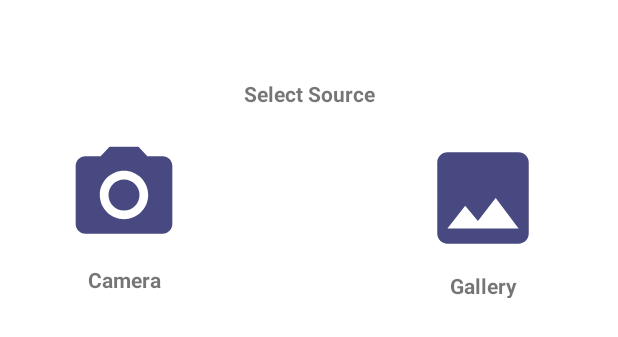
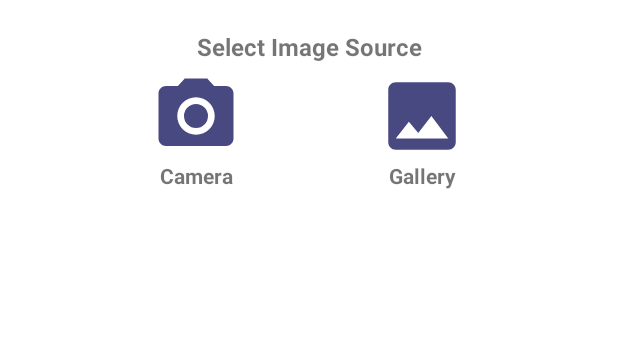
Before and after one commit to Nzovia/MileageChecker, an Android app: the layout customphotodialog.xml on its own in the app's theme, with its tools: preview values and no code run, on a phone screen of 412 x 824 dp. Shown: the top 337 px of the screen. Run offline under Robolectric (Android 15) with nearby library versions, the light colour scheme and no system bars.

Commit message:
Day 7: added actions on the custom dialog

```diff
--- a/app/src/main/java/com/nicholas/mileagechecker/view/activities/AddCar.kt
+++ b/app/src/main/java/com/nicholas/mileagechecker/view/activities/AddCar.kt
@@ -1,11 +1,13 @@
 package com.nicholas.mileagechecker.view.activities
 
+import android.app.Dialog
 import androidx.appcompat.app.AppCompatActivity
 import android.os.Bundle
 import android.view.View
 import android.widget.Toast
 import com.nicholas.mileagechecker.R
 import com.nicholas.mileagechecker.databinding.ActivityAddCarBinding
+import com.nicholas.mileagechecker.databinding.CustomphotodialogBinding
 
 class AddCar : AppCompatActivity() , View.OnClickListener{
 //    Not when you use viewBinding feature, each xml file generates a
@@ -37,8 +39,9 @@ class AddCar : AppCompatActivity() , View.OnClickListener{
         if (v != null) {//null check makes sure that the view is not null
             when(v.id){
                     R.id.addCarPhotos->{
-                        Toast.makeText(this, "car added", Toast.LENGTH_SHORT)
-                            .show()
+//                        Toast.makeText(this, "car added", Toast.LENGTH_SHORT)
+//                            .show()
+                        showCustomDialog()
                         return
 
                     }
@@ -46,6 +49,21 @@ class AddCar : AppCompatActivity() , View.OnClickListener{
         }
     }
     private fun showCustomDialog(){
+        val dialog = Dialog(this)
+        val binding : CustomphotodialogBinding = CustomphotodialogBinding.inflate(layoutInflater)
+        dialog.setContentView(binding.root)
+
+        binding.tvCamera.setOnClickListener(){
+            Toast.makeText(this, "Camera Clicked", Toast.LENGTH_SHORT).show()
+            dialog.dismiss()
+        }
+
+        binding.tvGallery.setOnClickListener(){
+            Toast.makeText(this,"gallery clicked", Toast.LENGTH_SHORT).show()
+            dialog.dismiss()
+        }
+        //for the dialog to appear
+        dialog.show()
 
     }
 }
--- a/app/src/main/res/drawable/ic_camera_takephoto.xml
+++ b/app/src/main/res/drawable/ic_camera_takephoto.xml
@@ -1,6 +1,6 @@
-<vector android:height="24dp" android:tint="#494982"
+<vector android:height="60dp" android:tint="#494982"
     android:viewportHeight="24" android:viewportWidth="24"
-    android:width="24dp" xmlns:android="http://schemas.android.com/apk/res/android">
+    android:width="60dp" xmlns:android="http://schemas.android.com/apk/res/android">
     <path android:fillColor="@android:color/white" android:pathData="M12,12m-3.2,0a3.2,3.2 0,1 1,6.4 0a3.2,3.2 0,1 1,-6.4 0"/>
     <path android:fillColor="@android:color/white" android:pathData="M9,2L7.17,4L4,4c-1.1,0 -2,0.9 -2,2v12c0,1.1 0.9,2 2,2h16c1.1,0 2,-0.9 2,-2L22,6c0,-1.1 -0.9,-2 -2,-2h-3.17L15,2L9,2zM12,17c-2.76,0 -5,-2.24 -5,-5s2.24,-5 5,-5 5,2.24 5,5 -2.24,5 -5,5z"/>
 </vector>
--- a/app/src/main/res/drawable/ic_uploadphoto.xml
+++ b/app/src/main/res/drawable/ic_uploadphoto.xml
@@ -1,5 +1,5 @@
-<vector android:height="24dp" android:tint="#494982"
+<vector android:height="60dp" android:tint="#494982"
     android:viewportHeight="24" android:viewportWidth="24"
-    android:width="24dp" xmlns:android="http://schemas.android.com/apk/res/android">
+    android:width="60dp" xmlns:android="http://schemas.android.com/apk/res/android">
     <path android:fillColor="@android:color/white" android:pathData="M21,19V5c0,-1.1 -0.9,-2 -2,-2H5c-1.1,0 -2,0.9 -2,2v14c0,1.1 0.9,2 2,2h14c1.1,0 2,-0.9 2,-2zM8.5,13.5l2.5,3.01L14.5,12l4.5,6H5l3.5,-4.5z"/>
 </vector>
--- a/app/src/main/res/layout/customphotodialog.xml
+++ b/app/src/main/res/layout/customphotodialog.xml
@@ -2,65 +2,55 @@
 <androidx.constraintlayout.widget.ConstraintLayout xmlns:android="http://schemas.android.com/apk/res/android"
     xmlns:tools="http://schemas.android.com/tools"
     android:layout_width="match_parent"
-    android:layout_height="match_parent"
+    android:layout_height="wrap_content"
     xmlns:app="http://schemas.android.com/apk/res-auto"
     android:orientation="vertical"
     android:padding="10dp"
-    app:chainUseRtl="true">
+    android:id="@+id/customphotosdialog"
+    app:chainUseRtl="true"
+    >
 
     <TextView
-        android:id="@+id/textView"
-        android:layout_width="130dp"
-        android:layout_height="25dp"
-        android:layout_marginTop="40dp"
+        android:id="@+id/tvTititle"
+        android:layout_width="match_parent"
+        android:layout_height="wrap_content"
+        android:layout_margin="10dp"
+        android:textSize="16sp"
         android:text="@string/select_source"
         android:textStyle="bold"
         android:gravity="center"
         app:layout_constraintEnd_toEndOf="parent"
-        app:layout_constraintStart_toStartOf="parent"
+        app:layout_constraintRight_toRightOf="parent"
+        app:layout_constraintLeft_toLeftOf="parent"
         app:layout_constraintTop_toTopOf="parent" />
 
     <TextView
-        android:id="@+id/textView2"
-        android:layout_width="93dp"
-        android:layout_height="16dp"
-        android:layout_marginTop="8dp"
+        android:id="@+id/tv_camera"
+        android:layout_width="wrap_content"
+        android:layout_height="wrap_content"
+        android:layout_marginTop="5dp"
         android:gravity="center"
         android:text="@string/camera"
         android:textStyle="bold"
-        app:layout_constraintEnd_toEndOf="@+id/imageView"
-        app:layout_constraintStart_toStartOf="@+id/imageView"
-        app:layout_constraintTop_toBottomOf="@+id/imageView" />
+        android:drawableTop="@drawable/ic_camera_takephoto"
+        app:layout_constraintBottom_toBottomOf="parent"
+        app:layout_constraintRight_toLeftOf="@id/tv_gallery"
+        app:layout_constraintHorizontal_chainStyle="spread"
+        app:layout_constraintLeft_toLeftOf="parent"
+        app:layout_constraintTop_toBottomOf="@+id/tvTititle"
+        />
 
     <TextView
-        android:id="@+id/textView3"
-        android:layout_width="107dp"
-        android:layout_height="18dp"
-        android:layout_marginTop="8dp"
+        android:id="@+id/tv_gallery"
+        android:layout_width="wrap_content"
+        android:layout_height="wrap_content"
+        android:layout_marginTop="5dp"
         android:textStyle="bold"
         android:gravity="center"
         android:text="@string/gallery"
-        app:layout_constraintEnd_toEndOf="@+id/imageView2"
-        app:layout_constraintStart_toStartOf="@+id/imageView2"
-        app:layout_constraintTop_toBottomOf="@+id/imageView2" />
-
-    <ImageView
-        android:id="@+id/imageView"
-        android:layout_width="97dp"
-        android:layout_height="77dp"
-        android:layout_marginStart="24dp"
-        android:layout_marginTop="16dp"
-        app:layout_constraintStart_toStartOf="parent"
-        app:layout_constraintTop_toBottomOf="@+id/textView"
-        app:srcCompat="@drawable/ic_camera_takephoto" />
-
-    <ImageView
-        android:id="@+id/imageView2"
-        android:layout_width="112dp"
-        android:layout_height="81dp"
-        android:layout_marginTop="16dp"
-        android:layout_marginEnd="24dp"
-        app:layout_constraintEnd_toEndOf="parent"
-        app:layout_constraintTop_toBottomOf="@+id/textView"
-        app:srcCompat="@drawable/ic_uploadphoto" />
+        android:drawableTop="@drawable/ic_uploadphoto"
+        app:layout_constraintHorizontal_chainStyle="spread"
+        app:layout_constraintLeft_toRightOf="@+id/tv_camera"
+       app:layout_constraintRight_toRightOf="parent"
+        app:layout_constraintTop_toBottomOf="@+id/tvTititle"/>
 </androidx.constraintlayout.widget.ConstraintLayout>
--- a/app/src/main/res/values/strings.xml
+++ b/app/src/main/res/values/strings.xml
@@ -19,7 +19,7 @@
     <string name="new_car">new car</string>
     <string name="title_activity_bottom_navigation">BottomNavigation</string>
     <string name="title_activity_main">MainActivity</string>
-    <string name="select_source">Select Source</string>
+    <string name="select_source">Select Image Source</string>
     <string name="camera">Camera</string>
     <string name="gallery">Gallery</string>
 </resources>
```
